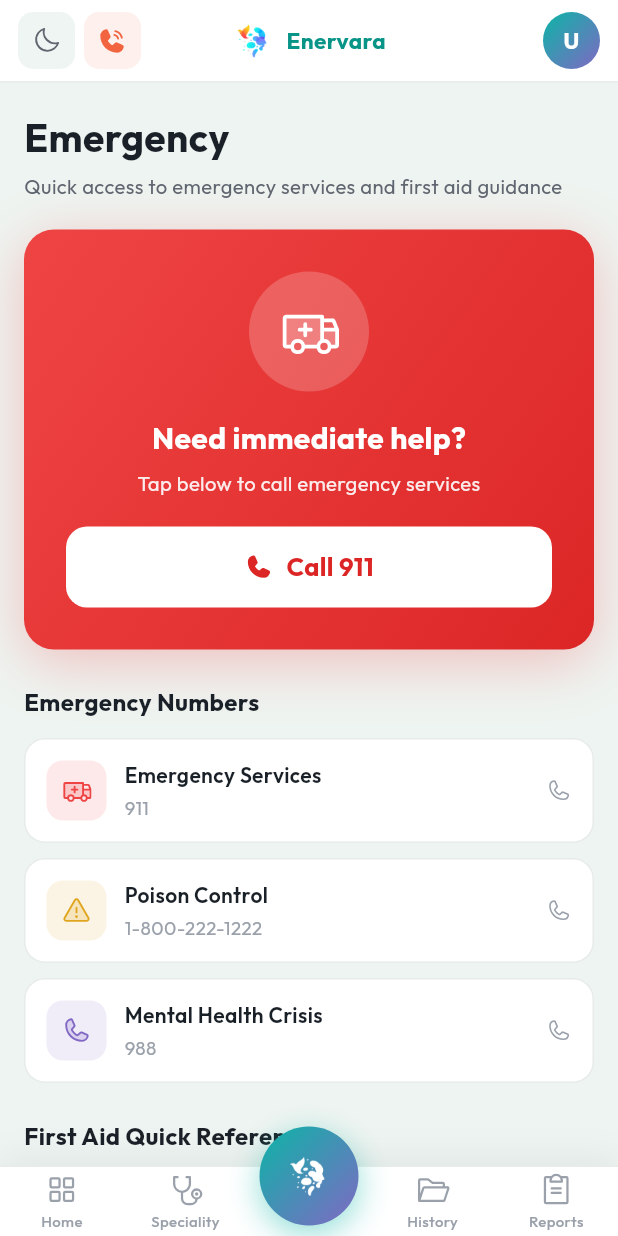
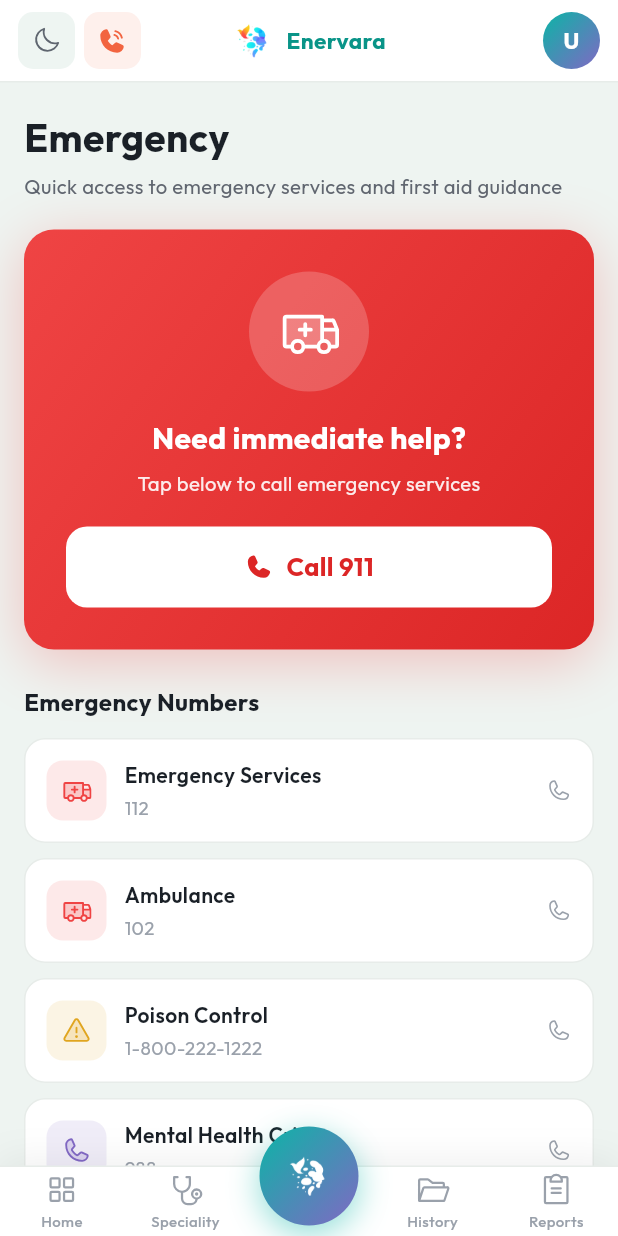
Before and after one commit to ENERVARA/mobile, a Flutter app: the EmergencyPage screen opened by its route, after a tap on an icon or button, on a phone screen of 412 x 824 dp. Run offline on Flutter 3.47's test engine with Material 3 defaults, Android fonts, the phone set to English and light mode, and no system bars; our stand-ins replace dio, file_picker, firebase_auth, firebase_core, firebase_messaging, flutter_local_notifications and 9 more; missing offline and left inert: record; accounts and stored records are empty; network calls fail; project files that could hold a hidden picture were left out.

Commit message:
height weight - emergency calls fixes

```diff
--- a/lib/core/config/app_config.dart
+++ b/lib/core/config/app_config.dart
@@ -24,6 +24,7 @@ class AppConfig {
   );
 
   static const emergencyNumber = '112';
+  static const ambulanceNumber = '102';
 
   // Upload constraints (mirrors src/constants/config.ts).
   static const maxFileSizeBytes = 10 * 1024 * 1024; // 10 MB
--- a/lib/ui/screens/emergency/emergency_page.dart
+++ b/lib/ui/screens/emergency/emergency_page.dart
@@ -3,6 +3,7 @@ import 'package:flutter_riverpod/flutter_riverpod.dart';
 import 'package:phosphor_flutter/phosphor_flutter.dart';
 import 'package:url_launcher/url_launcher.dart';
 
+import '../../../core/config/app_config.dart';
 import '../../../core/theme/app_colors.dart';
 import '../../../core/theme/context_ext.dart';
 import '../../../core/ui/app_messenger.dart';
@@ -14,7 +15,8 @@ class EmergencyPage extends ConsumerWidget {
   const EmergencyPage({super.key});
 
   static const _contacts = [
-    (label: 'Emergency Services', number: '911', icon: PhosphorIconsDuotone.ambulance, color: AppColors.danger),
+    (label: 'Emergency Services', number: AppConfig.emergencyNumber, icon: PhosphorIconsDuotone.ambulance, color: AppColors.danger),
+    (label: 'Ambulance', number: AppConfig.ambulanceNumber, icon: PhosphorIconsDuotone.ambulance, color: AppColors.danger),
     (label: 'Poison Control', number: '1-800-222-1222', icon: PhosphorIconsDuotone.warning, color: AppColors.amber),
     (label: 'Mental Health Crisis', number: '988', icon: PhosphorIconsDuotone.phone, color: AppColors.lav),
   ];
@@ -25,7 +27,7 @@ class EmergencyPage extends ConsumerWidget {
       icon: PhosphorIconsDuotone.heart,
       color: AppColors.danger,
       steps: [
-        'Call 911 immediately',
+        'Call emergency services (112) immediately',
         'Have the person sit or lie down',
         'Loosen tight clothing',
         'Give aspirin if not allergic and person is conscious',
@@ -50,7 +52,7 @@ class EmergencyPage extends ConsumerWidget {
         'Apply firm pressure with clean cloth',
         'Do not remove cloth — add more if needed',
         'Elevate the injured area above heart',
-        'Call 911 for deep or arterial wounds',
+        'Call emergency services (112) for deep or arterial wounds',
       ],
     ),
   ];
@@ -69,7 +71,7 @@ class EmergencyPage extends ConsumerWidget {
     final ok = await showDialog<bool>(
       context: context,
       builder: (ctx) => AlertDialog(
-        title: const Text('Call 911?'),
+        title: Text('Call ${AppConfig.emergencyNumber}?'),
         content: const Text(
           'You are about to call emergency services. Only continue if this is a real '
           'emergency — false calls can delay help to people in real need.',
@@ -83,7 +85,7 @@ class EmergencyPage extends ConsumerWidget {
         ],
       ),
     );
-    if (ok == true) await _dial('911');
+    if (ok == true) await _dial(AppConfig.emergencyNumber);
   }
 
   @override
--- a/pubspec.yaml
+++ b/pubspec.yaml
@@ -1,7 +1,7 @@
 name: enervara
 description: "Enervara — hospital-grade care, zero waiting rooms. Mobile app."
 publish_to: 'none'
-version: 1.0.0+1
+version: 1.0.0+2
 
 environment:
   sdk: ^3.9.2
```
Also changed, not shown: lib/ui/screens/dashboard/dashboard_page.dart (+8 -5 lines), lib/ui/screens/dashboard/widgets/basic_onboarding_sheet.dart (+13 -3 lines).
